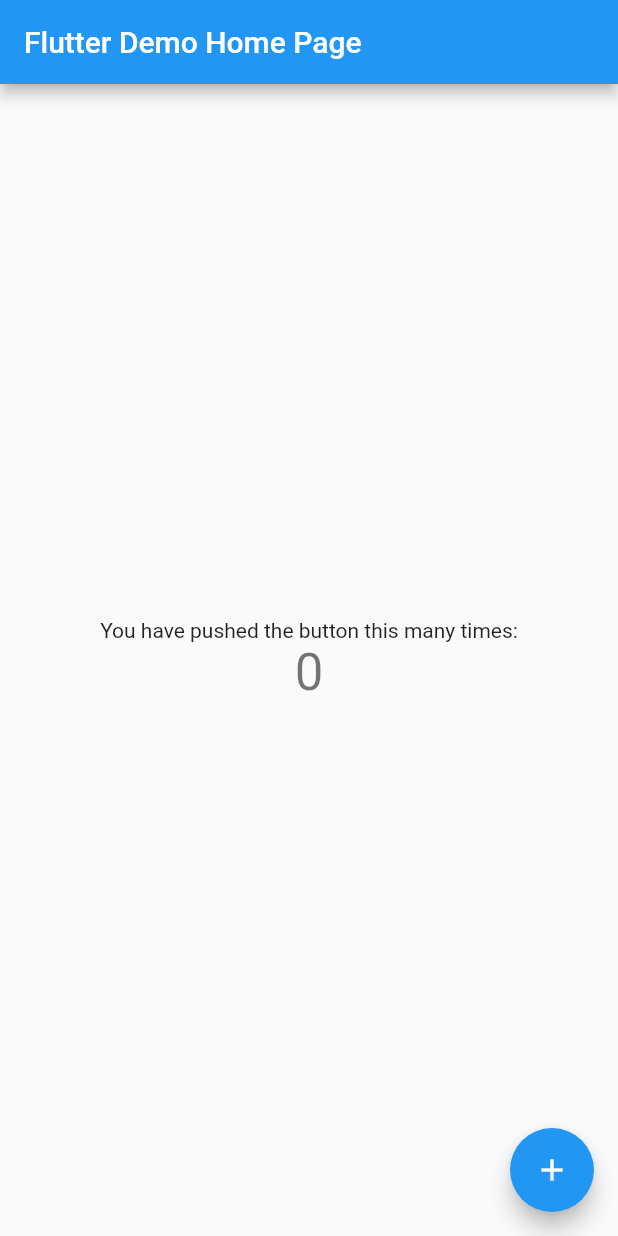
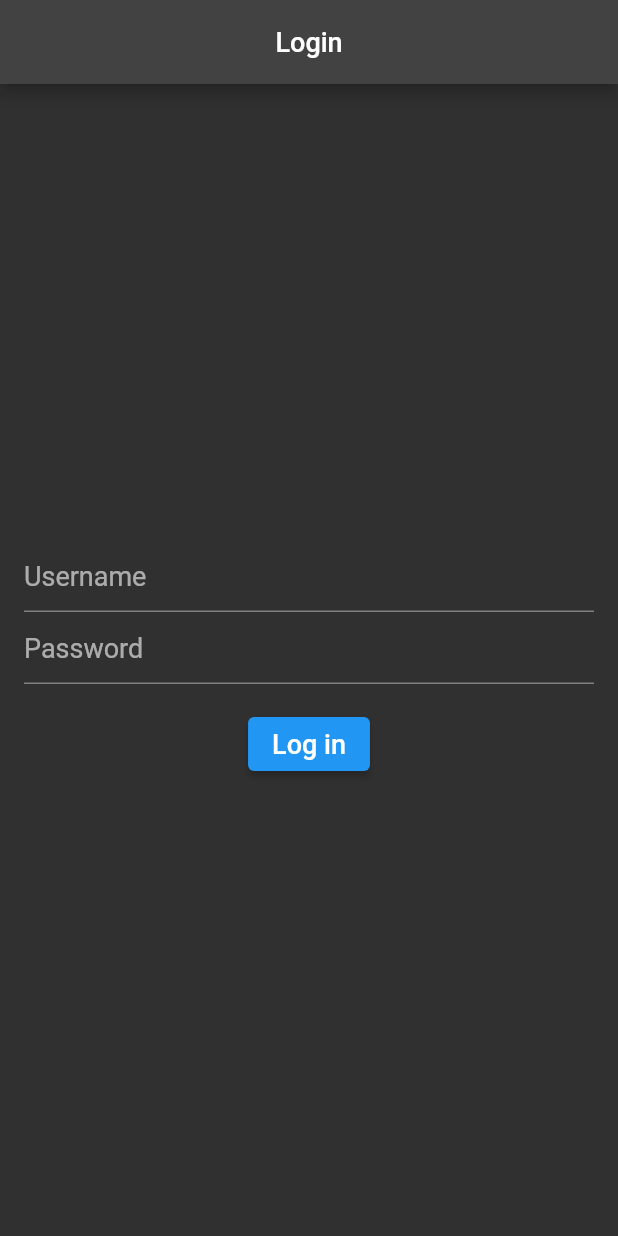
Before and after one commit to markodevcic/user_auth_form, a Flutter app: the screen it shows after launch, on a phone screen of 412 x 824 dp. Run offline on Flutter 3.47's test engine with Material 2 defaults, Android fonts, the phone set to English and light mode, and no system bars; our stand-ins replace flutter_secure_storage, get.

Commit message:
Created login page with sign in authentification, created user page with user details

```diff
--- /dev/null
+++ b/lib/login_page.dart
@@ -0,0 +1,70 @@
+import 'package:flutter/material.dart';
+import 'package:get/get.dart';
+import 'package:user_auth_form/validation.dart';
+
+class LoginPage extends StatelessWidget {
+  LoginPage({Key? key}) : super(key: key);
+
+  final TextEditingController _username = TextEditingController();
+  final TextEditingController _password = TextEditingController();
+  final Validation validate = Validation();
+
+  RxBool isLoading = false.obs;
+
+  @override
+  Widget build(BuildContext context) {
+    return GestureDetector(
+      onTap: () => FocusManager.instance.primaryFocus!.unfocus(),
+      child: Scaffold(
+        appBar: AppBar(
+          title: Text('Login', style: TextStyle(fontSize: 18)),
+          centerTitle: true,
+        ),
+        body: SizedBox(
+          child: Padding(
+            padding: const EdgeInsets.all(16.0),
+            child: Column(
+              mainAxisAlignment: MainAxisAlignment.center,
+              children: [
+                TextFormField(
+                  controller: _username,
+                  keyboardType: TextInputType.emailAddress,
+                  textInputAction: TextInputAction.next,
+                  style: TextStyle(fontSize: 18),
+                  decoration: InputDecoration(
+                    hintText: 'Username',
+                  ),
+                ),
+                TextFormField(
+                  controller: _password,
+                  textInputAction: TextInputAction.go,
+                  style: TextStyle(fontSize: 18),
+                  obscureText: true,
+                  decoration: InputDecoration(
+                    hintText: 'Password',
+                  ),
+                ),
+                SizedBox(height: 16),
+                ElevatedButton(
+                  onPressed: () async {
+                    final bool canAttemptLogin = validate.form(_username.text, _password.text);
+                    if (canAttemptLogin) {
+                      isLoading.value = true;
+                      await validate.login(_username.text, _password.text);
+                      isLoading.value = false;
+                    }
+                  },
+                  child: Obx(
+                    () => (isLoading.value == true)
+                        ? CircularProgressIndicator.adaptive()
+                        : Text('Log in', style: TextStyle(fontSize: 18, color: Colors.white)),
+                  ),
+                ),
+              ],
+            ),
+          ),
+        ),
+      ),
+    );
+  }
+}
--- a/lib/main.dart
+++ b/lib/main.dart
@@ -1,117 +1,25 @@
 import 'package:flutter/material.dart';
+import 'package:get/get.dart';
+import 'package:user_auth_form/user_page.dart';
+
+import 'login_page.dart';
 
 void main() {
-  runApp(MyApp());
+  runApp(App());
 }
 
-class MyApp extends StatelessWidget {
-  // This widget is the root of your application.
+class App extends StatelessWidget {
+  const App({Key? key}) : super(key: key);
+
   @override
   Widget build(BuildContext context) {
-    return MaterialApp(
-      title: 'Flutter Demo',
-      theme: ThemeData(
-        // This is the theme of your application.
-        //
-        // Try running your application with "flutter run". You'll see the
-        // application has a blue toolbar. Then, without quitting the app, try
-        // changing the primarySwatch below to Colors.green and then invoke
-        // "hot reload" (press "r" in the console where you ran "flutter run",
-        // or simply save your changes to "hot reload" in a Flutter IDE).
-        // Notice that the counter didn't reset back to zero; the application
-        // is not restarted.
-        primarySwatch: Colors.blue,
-        // This makes the visual density adapt to the platform that you run
-        // the app on. For desktop platforms, the controls will be smaller and
-        // closer together (more dense) than on mobile platforms.
-        visualDensity: VisualDensity.adaptivePlatformDensity,
-      ),
-      home: MyHomePage(title: 'Flutter Demo Home Page'),
+    return GetMaterialApp(
+      theme: ThemeData.dark(),
+      getPages: [
+        GetPage(name: '/login', page: () => LoginPage()),
+        GetPage(name: '/user_page', page: () => UserPage()),
+      ],
+      home: LoginPage(),
     );
   }
 }
-
-class MyHomePage extends StatefulWidget {
-  MyHomePage({Key key, this.title}) : super(key: key);
-
-  // This widget is the home page of your application. It is stateful, meaning
-  // that it has a State object (defined below) that contains fields that affect
-  // how it looks.
-
-  // This class is the configuration for the state. It holds the values (in this
-  // case the title) provided by the parent (in this case the App widget) and
-  // used by the build method of the State. Fields in a Widget subclass are
-  // always marked "final".
-
-  final String title;
-
-  @override
-  _MyHomePageState createState() => _MyHomePageState();
-}
-
-class _MyHomePageState extends State<MyHomePage> {
-  int _counter = 0;
-
-  void _incrementCounter() {
-    setState(() {
-      // This call to setState tells the Flutter framework that something has
-      // changed in this State, which causes it to rerun the build method below
-      // so that the display can reflect the updated values. If we changed
-      // _counter without calling setState(), then the build method would not be
-      // called again, and so nothing would appear to happen.
-      _counter++;
-    });
-  }
-
-  @override
-  Widget build(BuildContext context) {
-    // This method is rerun every time setState is called, for instance as done
-    // by the _incrementCounter method above.
-    //
-    // The Flutter framework has been optimized to make rerunning build methods
-    // fast, so that you can just rebuild anything that needs updating rather
-    // than having to individually change instances of widgets.
-    return Scaffold(
-      appBar: AppBar(
-        // Here we take the value from the MyHomePage object that was created by
-        // the App.build method, and use it to set our appbar title.
-        title: Text(widget.title),
-      ),
-      body: Center(
-        // Center is a layout widget. It takes a single child and positions it
-        // in the middle of the parent.
-        child: Column(
-          // Column is also a layout widget. It takes a list of children and
-          // arranges them vertically. By default, it sizes itself to fit its
-          // children horizontally, and tries to be as tall as its parent.
-          //
-          // Invoke "debug painting" (press "p" in the console, choose the
-          // "Toggle Debug Paint" action from the Flutter Inspector in Android
-          // Studio, or the "Toggle Debug Paint" command in Visual Studio Code)
-          // to see the wireframe for each widget.
-          //
-          // Column has various properties to control how it sizes itself and
-          // how it positions its children. Here we use mainAxisAlignment to
-          // center the children vertically; the main axis here is the vertical
-          // axis because Columns are vertical (the cross axis would be
-          // horizontal).
-          mainAxisAlignment: MainAxisAlignment.center,
-          children: <Widget>[
-            Text(
-              'You have pushed the button this many times:',
-            ),
-            Text(
-              '$_counter',
-              style: Theme.of(context).textTheme.headline4,
-            ),
-          ],
-        ),
-      ),
-      floatingActionButton: FloatingActionButton(
-        onPressed: _incrementCounter,
-        tooltip: 'Increment',
-        child: Icon(Icons.add),
-      ), // This trailing comma makes auto-formatting nicer for build methods.
-    );
-  }
-}
```
Also changed, not shown: lib/user_details_tile.dart (added, +18 -0 lines), lib/user_page.dart (added, +36 -0 lines), lib/validation.dart (added, +68 -0 lines), pubspec.yaml (+5 -2 lines), pubspec.lock, 7 other files.
